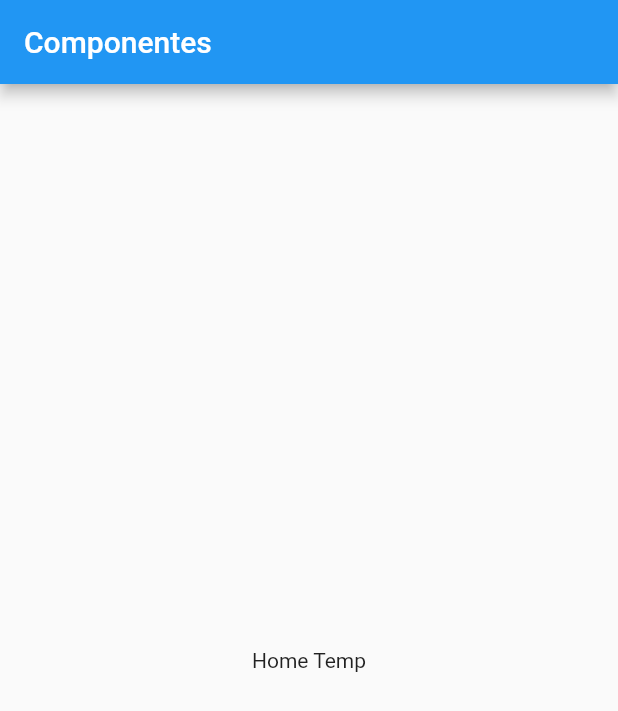
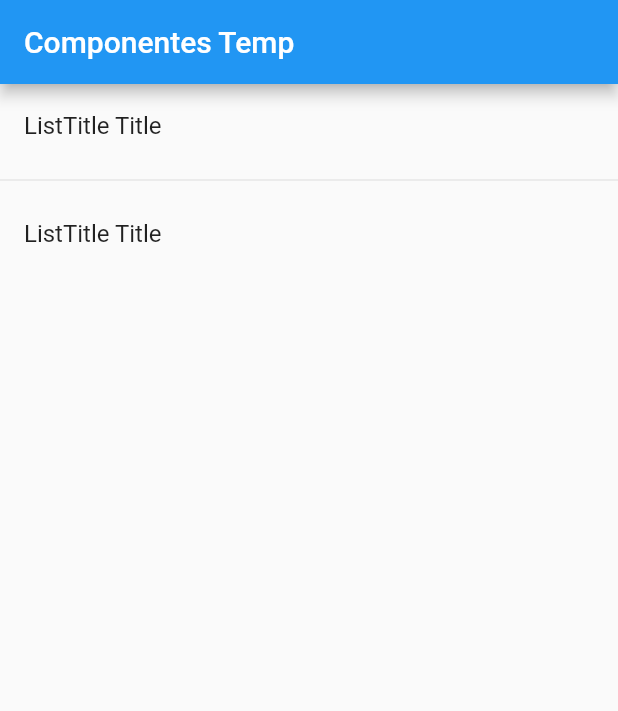
Before and after one commit to mishrole/Flutter_Componentes, a Flutter app: the screen it shows after launch, on a phone screen of 412 x 824 dp. Shown: the top 711 px of the screen. Run offline on Flutter 3.47's test engine with Material 2 defaults, Android fonts, the phone set to English and light mode, and no system bars.

Commit message:
[Add]: ListView

```diff
--- a/lib/main.dart
+++ b/lib/main.dart
@@ -9,12 +9,7 @@ class MyApp extends StatelessWidget {
     return MaterialApp(
       title: 'Componentes App',
       debugShowCheckedModeBanner: false,
-      home: Scaffold(
-        appBar: AppBar(
-          title: Text('Componentes'),
-        ),
-        body: HomePageTab()
-      ),
+      home: HomePageTemp()
     );
   }
 }
--- a/lib/src/pages/home_temp.dart
+++ b/lib/src/pages/home_temp.dart
@@ -1,9 +1,18 @@
 import 'package:flutter/material.dart';
 
-class HomePageTab extends StatelessWidget {
+class HomePageTemp extends StatelessWidget {
   @override
   Widget build(BuildContext context) {
-    return Center(child: Text('Home Temp'),);
+    return Scaffold(
+      appBar: AppBar(title: Text('Componentes Temp'),),
+      body: ListView(
+        children: <Widget>[
+          ListTile(title: Text('ListTitle Title'),),
+          Divider(),
+          ListTile(title: Text('ListTitle Title'),)
+        ],
+      ),
+    );
   }
 
 }
```
